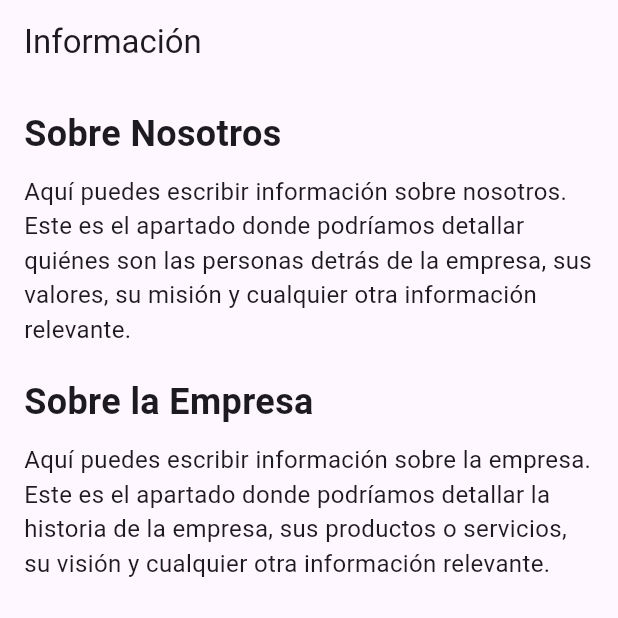
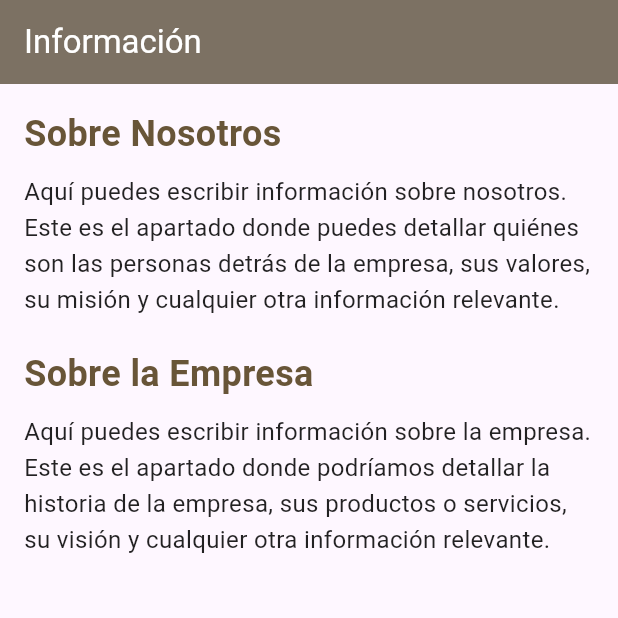
Before and after one commit to Ipeross/Examen_Moviles_Feast_Fit_IPO, a Flutter app: the screen it shows after launch, on a phone screen of 412 x 824 dp, the top half of it. Run offline on Flutter 3.47's test engine with Material 3 defaults, Android fonts, the phone set to English and light mode, and no system bars.

Commit message:
Add styles in AboutUsScreen

```diff
--- a/lib/screens/about_us_screen.dart
+++ b/lib/screens/about_us_screen.dart
@@ -8,32 +8,50 @@ class AboutUsScreen extends StatelessWidget {
     return Scaffold(
       appBar: AppBar(
         title: const Text('Información'),
+        foregroundColor: Colors.white,
+        backgroundColor: const Color.fromARGB(255, 124, 113, 99),
       ),
       body: ListView(
         padding: const EdgeInsets.all(16.0),
         children: const [
           Text(
             'Sobre Nosotros',
-            style: TextStyle(fontSize: 24, fontWeight: FontWeight.bold),
+            style: TextStyle(
+              fontSize: 24,
+              fontWeight: FontWeight.bold,
+              color: Color.fromARGB(255, 104, 85, 56),
+            ),
           ),
           SizedBox(height: 10),
           Text(
             'Aquí puedes escribir información sobre nosotros. '
-            'Este es el apartado donde podríamos detallar quiénes son las personas detrás de la empresa, '
+            'Este es el apartado donde puedes detallar quiénes son las personas detrás de la empresa, '
             'sus valores, su misión y cualquier otra información relevante.',
-            style: TextStyle(fontSize: 16),
+            style: TextStyle(
+              fontSize: 16,
+              color: Colors.black87,
+              height: 1.5,
+            ),
           ),
           SizedBox(height: 20),
           Text(
             'Sobre la Empresa',
-            style: TextStyle(fontSize: 24, fontWeight: FontWeight.bold),
+            style: TextStyle(
+              fontSize: 24,
+              fontWeight: FontWeight.bold,
+              color: Color.fromARGB(255, 104, 85, 56),
+            ),
           ),
           SizedBox(height: 10),
           Text(
             'Aquí puedes escribir información sobre la empresa. '
             'Este es el apartado donde podríamos detallar la historia de la empresa, '
             'sus productos o servicios, su visión y cualquier otra información relevante.',
-            style: TextStyle(fontSize: 16),
+            style: TextStyle(
+              fontSize: 16,
+              color: Colors.black87,
+              height: 1.5,
+            ),
           ),
         ],
       ),
```
